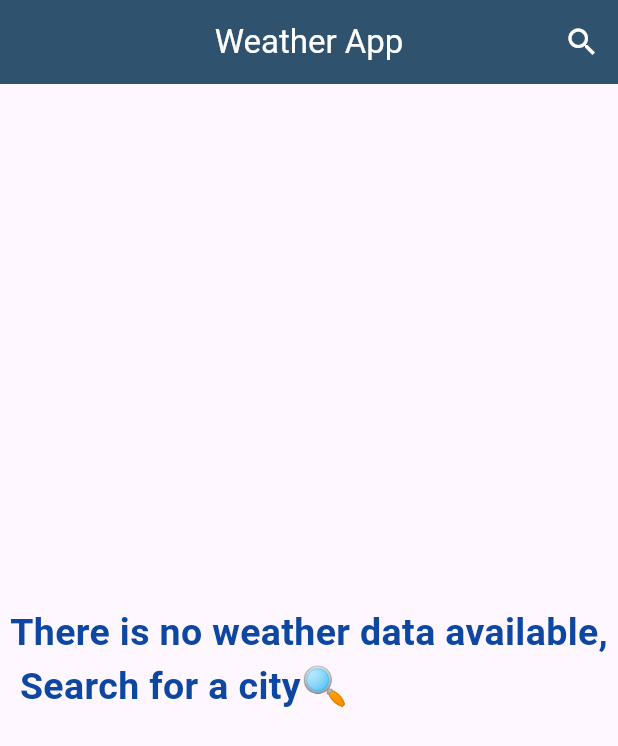
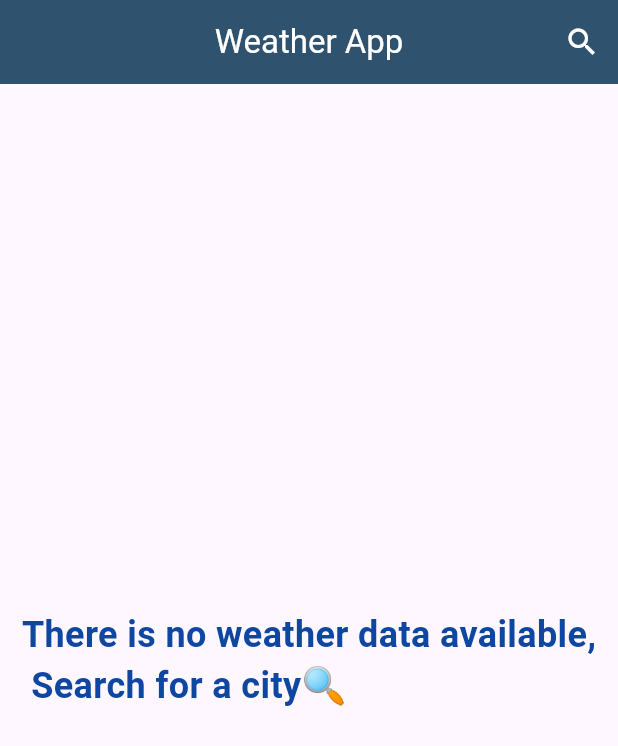
Before and after one commit to YoussefShawky0/weather_app, a Flutter app: the screen it shows after launch, on a phone screen of 412 x 824 dp. Shown: the top 746 px of the screen. Run offline on Flutter 3.47's test engine with Material 3 defaults, Android fonts, the phone set to English and light mode, and no system bars; our stand-ins replace dio, flutter_dotenv, flutter_svg.

Commit message:
refactor: Simplify NoWeatherInfo constructor and adjust font size

```diff
--- a/lib/widgets/no_weather_info.dart
+++ b/lib/widgets/no_weather_info.dart
@@ -1,8 +1,7 @@
 import 'package:flutter/material.dart';
+
 class NoWeatherInfo extends StatelessWidget {
-  const NoWeatherInfo({
-    super.key,
-  });
+  const NoWeatherInfo({super.key});
 
   @override
   Widget build(BuildContext context) {
@@ -10,7 +9,7 @@ class NoWeatherInfo extends StatelessWidget {
       child: Text(
         'There is no weather data available,\n Search for a city🔍',
         style: TextStyle(
-          fontSize: 25,
+          fontSize: 24,
           color: Colors.blue[900],
           fontWeight: FontWeight.bold,
         ),
```
